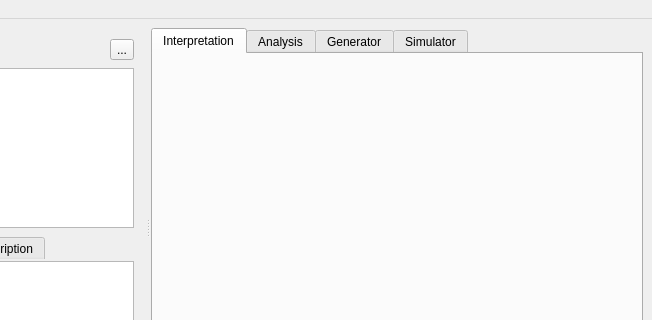
This is data/ui/main.ui in jopohl/urh as Qt 5 draws it before an edit; both pictures show x 146 to 798 and y 0 to 320 of the 798 by 469 pixel window. The edited form follows.
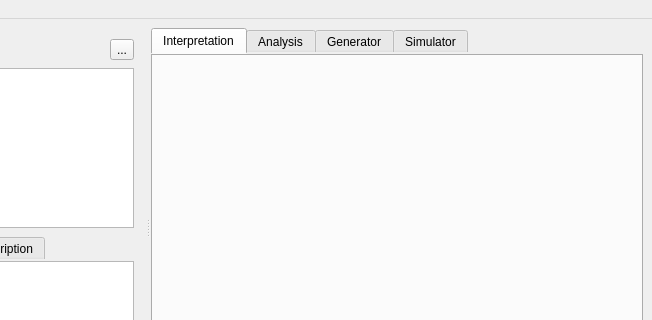
This is the edited form. Icons and pictures are not drawn. Custom widgets are drawn as their Qt base class.

Commit message: remove border around tab widget

```diff
--- a/data/ui/main.ui
+++ b/data/ui/main.ui
@@ -229,6 +229,9 @@
          <height>0</height>
         </size>
        </property>
+       <property name="styleSheet">
+        <string notr="true">border:none</string>
+       </property>
        <property name="currentIndex">
         <number>0</number>
        </property>
```
Left out of the diff: 2 changed lines with no effect on the pictures. The commit also changes 1 other file.
